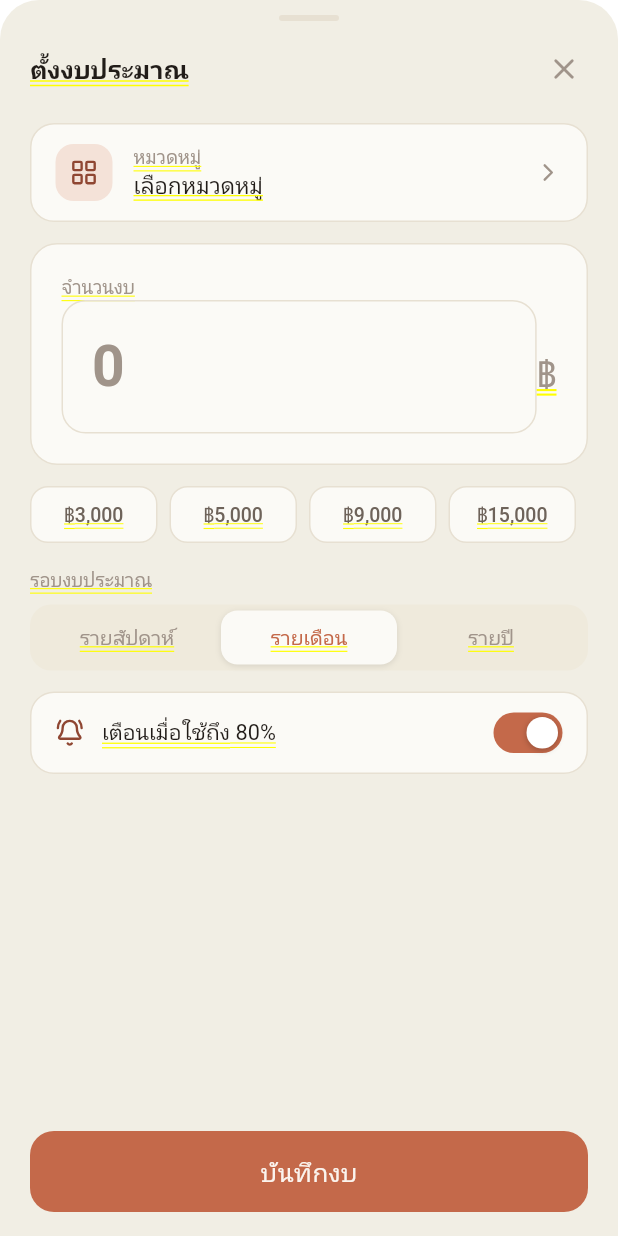
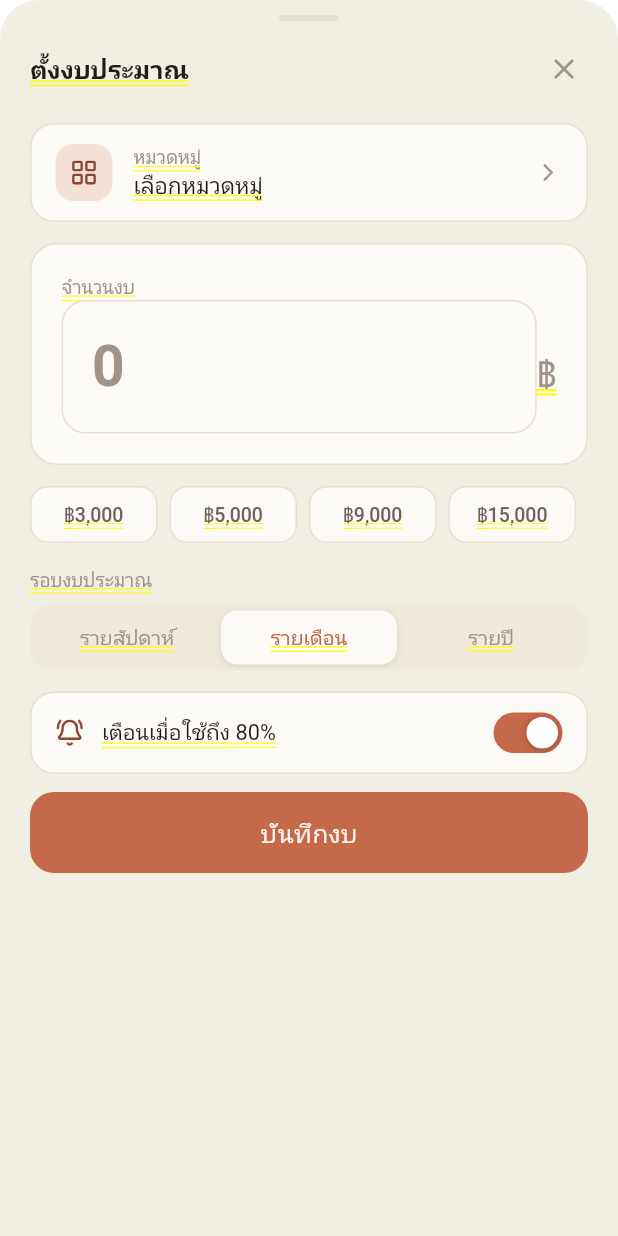
Before and after one commit to AfnanYapu09/-MoneyBun, a Flutter app: the BudgetSheet screen opened directly, on a phone screen of 412 x 824 dp. Run offline on Flutter 3.47's test engine with Material 3 defaults, Android fonts, the phone set to English and light mode, and no system bars; our stand-ins replace cloud_firestore, drift, drift_flutter, firebase_auth, firebase_core, flutter_riverpod and 6 more; missing offline and left inert: google_mlkit_text_recognition, mobile_scanner, photo_manager; accounts and stored records are empty; generated files the repository leaves out were written again; Roboto replaces fonts that are missing (Ibm Plex Sans Thai, Mitr).

Commit message:
size popup sheets to their content (capped) to remove the empty gap
SheetScaffold now sizes to its content with a maxHeightFactor cap (min-size
column + Flexible body) instead of a fixed height, so short sheets (period
picker year/month) no longer leave an empty gap; tall content still caps and
scrolls. The budget sheet drops its forced 90% (fullHeight + _FormSheetSize)
and sizes to content too. Add-transaction and add-category keep their preset
heights (long content fills them).

Co-Authored-By: Claude Opus 4.8 <noreply@anthropic.com>
Claude-Session: https://claude.ai/code/session_01PfvM1Qr5EuybLHphMVt125

```diff
--- a/lib/core/router/sheets.dart
+++ b/lib/core/router/sheets.dart
@@ -138,12 +138,9 @@ Future<bool?> showBudgetSheet(BuildContext context, {BudgetRow? budget}) {
     () => showModalBottomSheet<bool>(
       context: context,
       isScrollControlled: true,
-      useSafeArea: true,
       barrierColor: _barrier,
       backgroundColor: Colors.transparent,
-      builder: (_) => _FormSheetSize(
-        child: BudgetSheet(budget: budget),
-      ),
+      builder: (_) => BudgetSheet(budget: budget),
     ),
   );
 }
--- a/lib/core/widgets/sheet_scaffold.dart
+++ b/lib/core/widgets/sheet_scaffold.dart
@@ -14,7 +14,7 @@ class SheetScaffold extends StatelessWidget {
     required this.child,
     this.footer,
     this.action,
-    this.maxHeightFactor = 0.6,
+    this.maxHeightFactor = 0.85,
     this.fullHeight = false,
   });
 
@@ -24,37 +24,26 @@ class SheetScaffold extends StatelessWidget {
 
   /// Optional trailing action shown before the close (X) button.
   final Widget? action;
+
+  /// Max height as a fraction of the screen; the sheet sizes to its content and
+  /// only scrolls past this cap.
   final double maxHeightFactor;
 
-  /// When true the sheet fills its parent (e.g. a `FractionallySizedBox`)
-  /// instead of using the fixed [maxHeightFactor] — for tall form sheets that
-  /// should match the add-transaction sheet's height.
+  /// When true the sheet fills its parent (e.g. a `FractionallySizedBox` form
+  /// sheet) instead of sizing to content — for tall forms that should fill a
+  /// preset height.
   final bool fullHeight;
 
   @override
   Widget build(BuildContext context) {
-    // Fixed height so every popup sheet is the same size (not just capped),
-    // unless fullHeight lets a parent FractionallySizedBox drive it.
-    final height = fullHeight
-        ? null
-        : MediaQuery.of(context).size.height * maxHeightFactor;
-    return Container(
-      height: height,
-      decoration: const BoxDecoration(
-        color: AppColors.cream,
-        borderRadius: Tokens.sheetTop,
-      ),
-      child: Column(
-        children: [
-          const _DragHandle(),
-          Padding(
+    final header = Padding(
       padding: const EdgeInsets.fromLTRB(20, 4, 12, 12),
       child: Row(
         children: [
           Expanded(
             child: Text(title,
-                      style: AppTypography.heading(
-                          size: 17, weight: FontWeight.w600)),
+                style:
+                    AppTypography.heading(size: 17, weight: FontWeight.w600)),
           ),
           if (action != null) action!,
           IconButton(
@@ -64,14 +53,47 @@ class SheetScaffold extends StatelessWidget {
           ),
         ],
       ),
-          ),
-          Expanded(child: child),
-          if (footer != null)
-            Padding(
+    );
+    final footerWidget = footer == null
+        ? null
+        : Padding(
             padding: EdgeInsets.fromLTRB(
                 20, 4, 20, 16 + MediaQuery.of(context).padding.bottom),
             child: footer!,
+          );
+    const decoration = BoxDecoration(
+      color: AppColors.cream,
+      borderRadius: Tokens.sheetTop,
+    );
+
+    // fullHeight: fill the parent (e.g. a FractionallySizedBox form sheet).
+    if (fullHeight) {
+      return Container(
+        decoration: decoration,
+        child: Column(
+          children: [
+            const _DragHandle(),
+            header,
+            Expanded(child: child),
+            if (footerWidget != null) footerWidget,
+          ],
         ),
+      );
+    }
+
+    // Otherwise size to content, capped at maxHeightFactor (scroll if taller),
+    // so short sheets don't leave an empty gap below.
+    final maxH = MediaQuery.of(context).size.height * maxHeightFactor;
+    return Container(
+      constraints: BoxConstraints(maxHeight: maxH),
+      decoration: decoration,
+      child: Column(
+        mainAxisSize: MainAxisSize.min,
+        children: [
+          const _DragHandle(),
+          header,
+          Flexible(child: child),
+          if (footerWidget != null) footerWidget,
         ],
       ),
     );
--- a/lib/features/stats/presentation/budget_sheet.dart
+++ b/lib/features/stats/presentation/budget_sheet.dart
@@ -66,7 +66,6 @@ class _BudgetSheetState extends ConsumerState<BudgetSheet> {
 
     return SheetScaffold(
       title: widget.budget == null ? 'ตั้งงบประมาณ' : 'แก้ไขงบประมาณ',
-      fullHeight: true,
       footer: PrimaryButton(label: 'บันทึกงบ', onPressed: _save),
       child: SingleChildScrollView(
         padding: const EdgeInsets.fromLTRB(20, 0, 20, 8),
```
Lines whose indentation alone changed are shown as unchanged.
